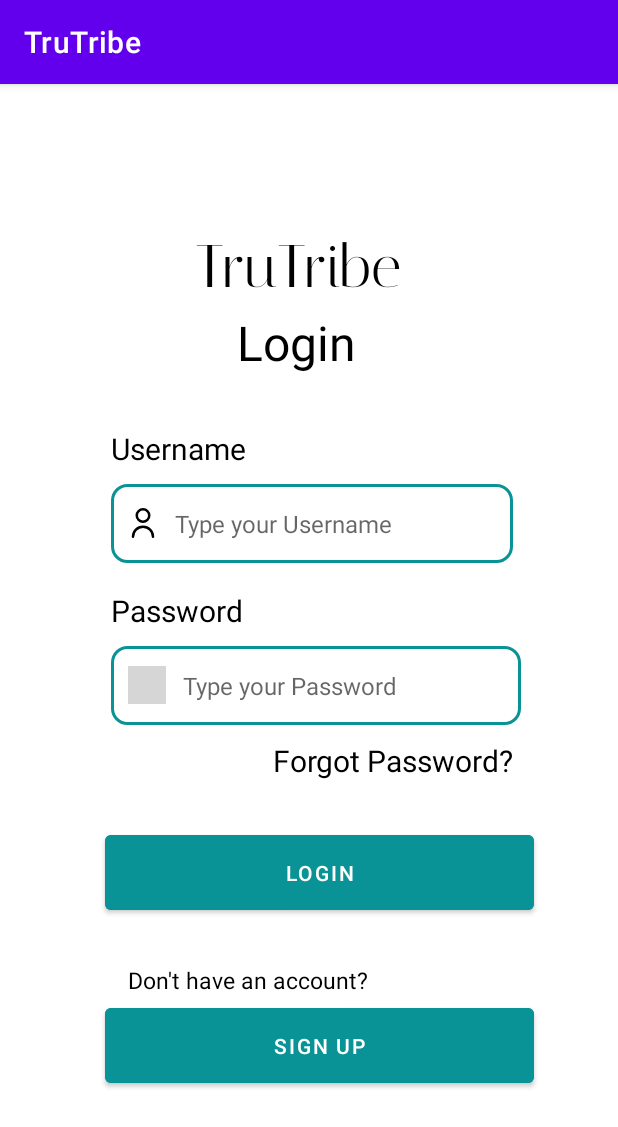
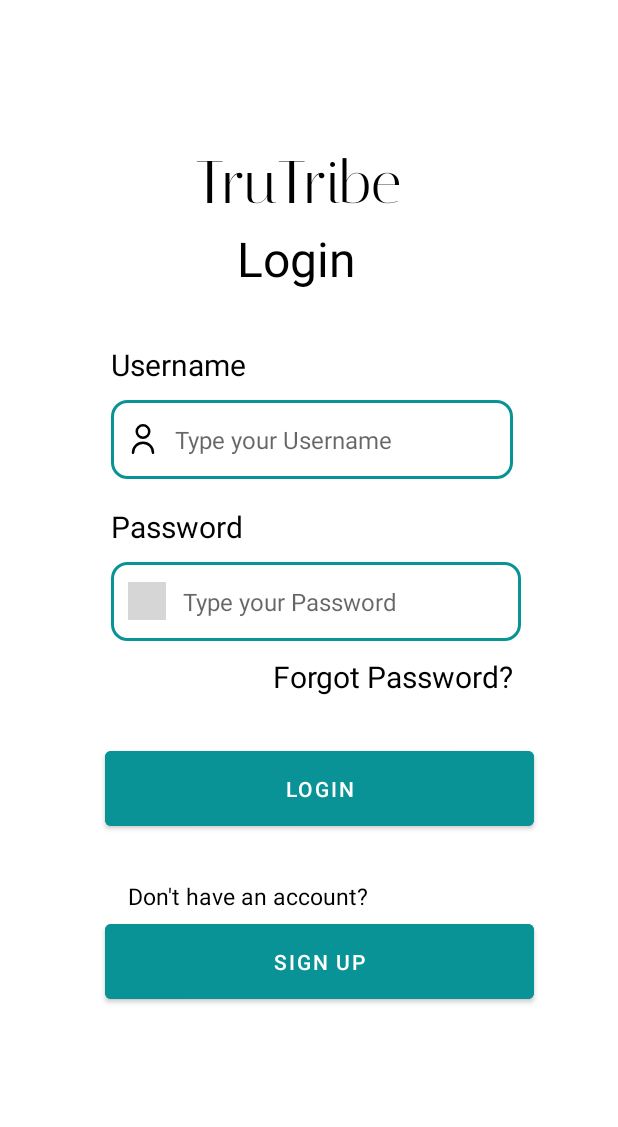
Before and after one commit to Khushi-Sarawagi/TruTribe, an Android app: the screen it shows after launch (LoginActivity), on a phone screen of 412 x 824 dp. Shown: the top 1127 px of the screen. Run offline under Robolectric (Android 15) with nearby library versions, the phone set to English and light mode, and no system bars; grey boxes are pictures that could not be loaded.

Commit message:
Some changes

```diff
--- a/app/build.gradle.kts
+++ b/app/build.gradle.kts
@@ -9,7 +9,7 @@ android {
 
     defaultConfig {
         applicationId = "com.example.trutribe"
-        minSdk = 16
+        minSdk = 21
         targetSdk = 35
         versionCode = 1
         versionName = "1.0"
@@ -27,8 +27,8 @@ android {
         }
     }
     compileOptions {
-        sourceCompatibility = JavaVersion.VERSION_11
-        targetCompatibility = JavaVersion.VERSION_11
+        sourceCompatibility = JavaVersion.VERSION_21
+        targetCompatibility = JavaVersion.VERSION_21
     }
     buildFeatures {
         viewBinding = true
--- a/app/src/main/java/com/example/trutribe/ui/LoginActivity.kt
+++ b/app/src/main/java/com/example/trutribe/ui/LoginActivity.kt
@@ -7,6 +7,7 @@ import android.widget.EditText
 import android.widget.Toast
 import androidx.appcompat.app.AppCompatActivity
 import com.example.trutribe.R
+import com.example.trutribe.SignupActivity
 import com.example.trutribe.api.RetrofitClient
 import com.example.trutribe.api.ApiResponse
 import com.example.trutribe.api.ApiService
@@ -23,6 +24,12 @@ class LoginActivity : AppCompatActivity() {
         val usernameField = findViewById<EditText>(R.id.input_username)
         val passwordField = findViewById<EditText>(R.id.input_password)
         val loginButton = findViewById<Button>(R.id.login_button)
+
+        val signupButton = findViewById<Button>(R.id.signup_button)
+        signupButton.setOnClickListener {
+            val intent = Intent(this, SignupActivity::class.java)
+            startActivity(intent)
+        }
 
         loginButton.setOnClickListener {
             val username = usernameField.text.toString().trim()
--- a/app/src/main/res/values-night/themes.xml
+++ b/app/src/main/res/values-night/themes.xml
@@ -1,6 +1,6 @@
 <resources xmlns:tools="http://schemas.android.com/tools">
     <!-- Base application theme. -->
-    <style name="Theme.TruTribe" parent="Theme.MaterialComponents.DayNight.DarkActionBar">
+    <style name="Theme.TruTribe" parent="Theme.MaterialComponents.DayNight.NoActionBar">
         <!-- Primary brand color. -->
         <item name="colorPrimary">@color/purple_200</item>
         <item name="colorPrimaryVariant">@color/purple_700</item>
--- a/app/src/main/res/values/themes.xml
+++ b/app/src/main/res/values/themes.xml
@@ -1,6 +1,6 @@
 <resources xmlns:tools="http://schemas.android.com/tools">
     <!-- Base application theme. -->
-    <style name="Theme.TruTribe" parent="Theme.MaterialComponents.DayNight.DarkActionBar">
+    <style name="Theme.TruTribe" parent="Theme.MaterialComponents.DayNight.NoActionBar">
         <!-- Primary brand color. -->
         <item name="colorPrimary">@color/purple_500</item>
         <item name="colorPrimaryVariant">@color/purple_700</item>
```
